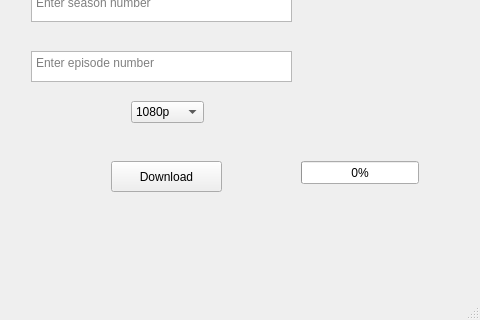
Above: series gui/gui.ui from Ahmed-Hossam-Aldeen/Automate-Spotify-Signup before the change; both pictures show x 139 to 619 and y 149 to 469 of the 619 by 469 pixel window. Below: the same form after it.
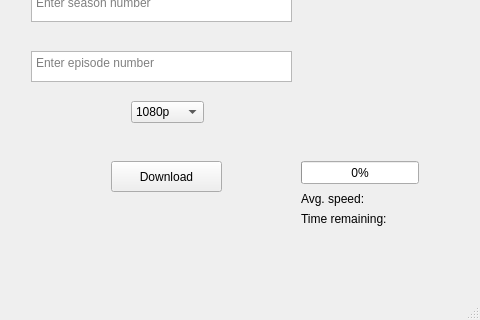
That is the form after the change.

Commit message: added speed indicator and time remaining

```diff
--- a/series gui/gui.ui
+++ b/series gui/gui.ui
@@ -125,6 +125,32 @@
      <number>0</number>
     </property>
    </widget>
+   <widget class="QLabel" name="speed_label">
+    <property name="geometry">
+     <rect>
+      <x>440</x>
+      <y>340</y>
+      <width>171</width>
+      <height>16</height>
+     </rect>
+    </property>
+    <property name="text">
+     <string>Avg. speed:</string>
+    </property>
+   </widget>
+   <widget class="QLabel" name="time_label">
+    <property name="geometry">
+     <rect>
+      <x>440</x>
+      <y>360</y>
+      <width>171</width>
+      <height>16</height>
+     </rect>
+    </property>
+    <property name="text">
+     <string>Time remaining:</string>
+    </property>
+   </widget>
   </widget>
   <widget class="QMenuBar" name="menubar">
    <property name="geometry">
```
The commit also changes 1 other file.
